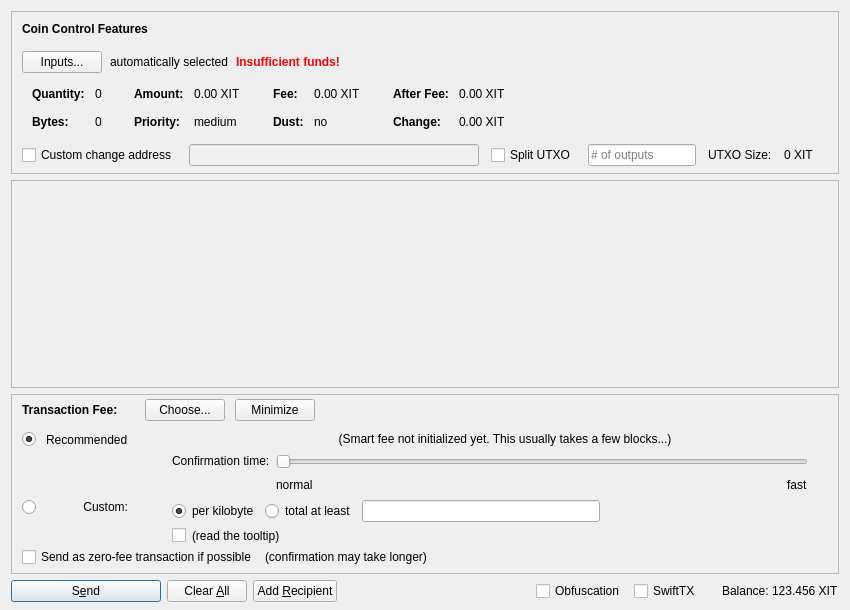
Qt form src/qt/forms/sendcoinsdialog.ui (IttriumCore/ittrium) before a commit.
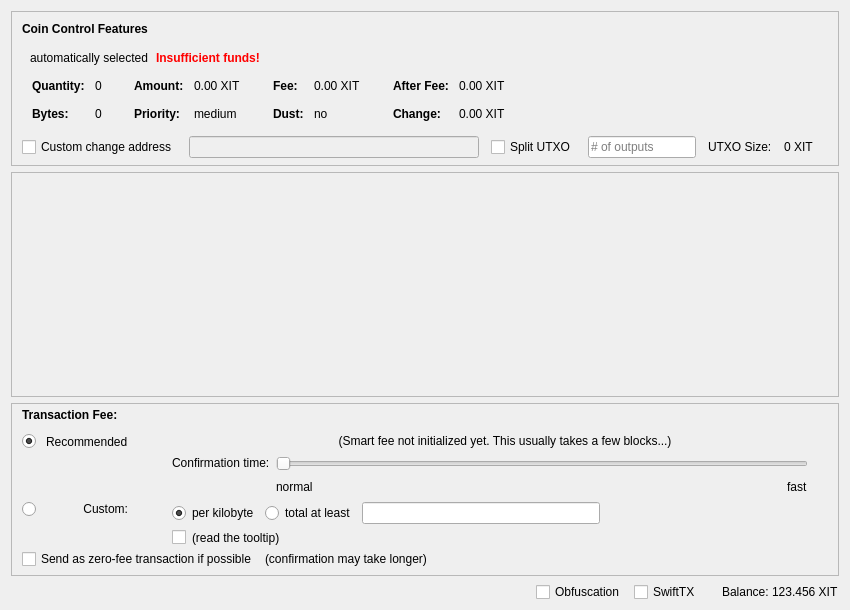
The same form after that commit. Icons and pictures are not drawn. Custom widgets are drawn as their Qt base class.

```diff
--- a/src/qt/forms/sendcoinsdialog.ui
+++ b/src/qt/forms/sendcoinsdialog.ui
@@ -102,14 +102,14 @@
            <number>10</number>
           </property>
           <item>
-           <widget class="QPushButton" name="pushButtonCoinControl">
+           <widget class="QtMaterialFlatButton" name="pushButtonCoinControl" native="true">
             <property name="styleSheet">
              <string notr="true"/>
             </property>
-            <property name="text">
+            <property name="text" stdset="0">
              <string>Inputs...</string>
             </property>
-            <property name="autoDefault">
+            <property name="autoDefault" stdset="0">
              <bool>false</bool>
             </property>
            </widget>
@@ -651,7 +651,7 @@
         <x>0</x>
         <y>0</y>
         <width>830</width>
-        <height>95</height>
+        <height>161</height>
        </rect>
       </property>
       <layout class="QVBoxLayout" name="verticalLayout_2" stretch="0,1">
@@ -799,18 +799,18 @@
                </widget>
               </item>
               <item>
-               <widget class="QPushButton" name="buttonChooseFee">
-                <property name="text">
+               <widget class="QtMaterialFlatButton" name="buttonChooseFee" native="true">
+                <property name="text" stdset="0">
                  <string>Choose...</string>
                 </property>
                </widget>
               </item>
               <item>
-               <widget class="QPushButton" name="buttonMinimizeFee">
+               <widget class="QtMaterialFlatButton" name="buttonMinimizeFee" native="true">
                 <property name="toolTip">
                  <string>collapse fee-settings</string>
                 </property>
-                <property name="text">
+                <property name="text" stdset="0">
                  <string>Minimize</string>
                 </property>
                </widget>
@@ -1301,7 +1301,7 @@
    <item>
     <layout class="QHBoxLayout" name="horizontalLayout">
      <item>
-      <widget class="QPushButton" name="sendButton">
+      <widget class="QtMaterialFlatButton" name="sendButton" native="true">
        <property name="minimumSize">
         <size>
          <width>150</width>
@@ -1311,23 +1311,23 @@
        <property name="toolTip">
         <string>Confirm the send action</string>
        </property>
-       <property name="text">
-        <string>S&amp;end</string>
+       <property name="text" stdset="0">
+        <string>Send</string>
        </property>
-       <property name="icon">
+       <property name="icon" stdset="0">
         <iconset resource="../ittrium.qrc">
          <normaloff>:/icons/send</normaloff>:/icons/send</iconset>
        </property>
-       <property name="autoDefault">
+       <property name="autoDefault" stdset="0">
         <bool>false</bool>
        </property>
-       <property name="default">
+       <property name="default" stdset="0">
         <bool>true</bool>
        </property>
       </widget>
      </item>
      <item>
-      <widget class="QPushButton" name="clearButton">
+      <widget class="QtMaterialFlatButton" name="clearButton" native="true">
        <property name="sizePolicy">
         <sizepolicy hsizetype="Minimum" vsizetype="Fixed">
          <horstretch>0</horstretch>
@@ -1337,31 +1337,31 @@
        <property name="toolTip">
         <string>Clear all fields of the form.</string>
        </property>
-       <property name="text">
-        <string>Clear &amp;All</string>
+       <property name="text" stdset="0">
+        <string>Clear All</string>
        </property>
-       <property name="icon">
+       <property name="icon" stdset="0">
         <iconset resource="../ittrium.qrc">
          <normaloff>:/icons/remove</normaloff>:/icons/remove</iconset>
        </property>
-       <property name="autoDefault">
+       <property name="autoDefault" stdset="0">
         <bool>false</bool>
        </property>
       </widget>
      </item>
      <item>
-      <widget class="QPushButton" name="addButton">
+      <widget class="QtMaterialFlatButton" name="addButton" native="true">
        <property name="toolTip">
         <string>Send to multiple recipients at once</string>
        </property>
-       <property name="text">
-        <string>Add &amp;Recipient</string>
+       <property name="text" stdset="0">
+        <string>Add Recipient</string>
        </property>
-       <property name="icon">
+       <property name="icon" stdset="0">
         <iconset resource="../ittrium.qrc">
          <normaloff>:/icons/add</normaloff>:/icons/add</iconset>
        </property>
-       <property name="autoDefault">
+       <property name="autoDefault" stdset="0">
         <bool>false</bool>
        </property>
       </widget>
@@ -1449,6 +1449,11 @@
   </layout>
  </widget>
  <customwidgets>
+  <customwidget>
+   <class>QtMaterialFlatButton</class>
+   <extends>QWidget</extends>
+   <header>qtmaterialflatbutton.h</header>
+  </customwidget>
   <customwidget>
    <class>QValidatedLineEdit</class>
    <extends>QLineEdit</extends>
```
